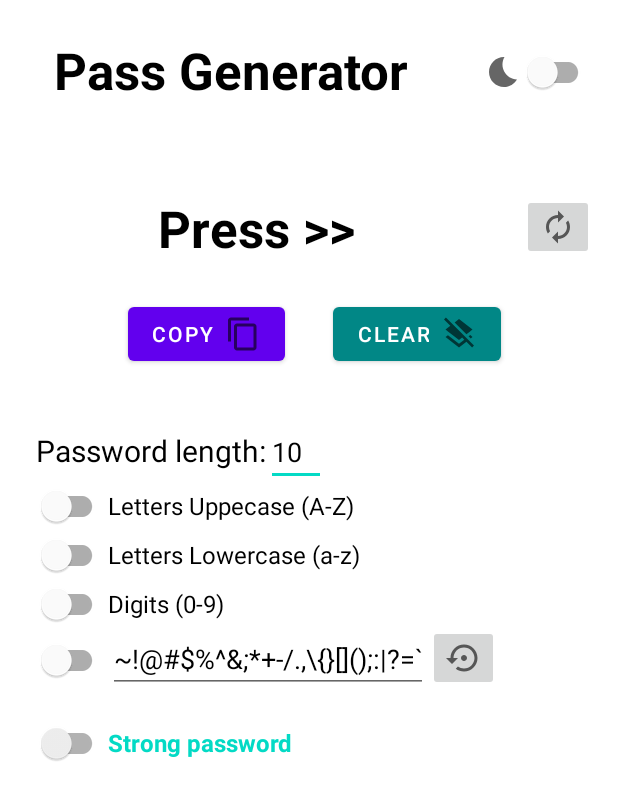
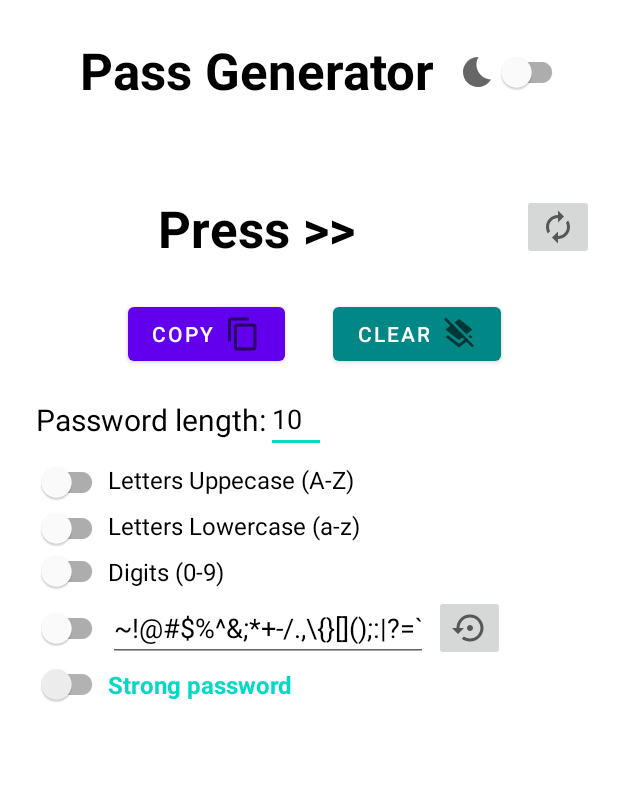
Before and after one commit to gustavodahora/pass-generator, an Android app: the layout activity_main.xml on its own in the app's theme, with its tools: preview values and no code run, on a phone screen of 412 x 824 dp. Shown: the top 800 px of the screen. Run offline under Robolectric (Android 15) with nearby library versions, the phone set to English and light mode, and no system bars.

Commit message:
Adding a new layout for main using constraint layout

```diff
--- a/app/build.gradle
+++ b/app/build.gradle
@@ -33,6 +33,9 @@ android {
     viewBinding {
         enabled = true
     }
+    defaultConfig{
+        vectorDrawables.useSupportLibrary = true
+    }
 }
 
 dependencies {
--- a/app/src/main/java/com/example/passgenerator/MainActivity.kt
+++ b/app/src/main/java/com/example/passgenerator/MainActivity.kt
@@ -133,7 +133,7 @@ class MainActivity : AppCompatActivity() {
     }
 
     fun setAllParameters() {
-        length = binding.passwordLenght.text.toString().toInt()
+        length = binding.passLength.text.toString().toInt()
         checkedUpper = binding.switchUpper.isChecked
         checkedLower = binding.switchLower.isChecked
         checkedDigits = binding.switchDigits.isChecked
--- a/app/src/main/res/layout/activity_main.xml
+++ b/app/src/main/res/layout/activity_main.xml
@@ -7,6 +7,34 @@
     android:layout_height="match_parent"
     tools:context=".MainActivity">
 
+    <TextView
+        android:id="@+id/app_title"
+        android:layout_width="wrap_content"
+        android:layout_height="wrap_content"
+        android:layout_marginStart="36dp"
+        android:layout_marginLeft="36dp"
+        android:layout_marginTop="24dp"
+        android:text="@string/app_name"
+        android:textColor="?android:attr/textColorPrimary"
+        android:textSize="34sp"
+        android:textStyle="bold"
+        app:layout_constraintStart_toStartOf="parent"
+        app:layout_constraintEnd_toStartOf="@+id/darkTheme"
+        app:layout_constraintTop_toTopOf="parent" />
+
+    <com.google.android.material.switchmaterial.SwitchMaterial
+        android:id="@+id/darkTheme"
+        android:layout_width="wrap_content"
+        android:layout_height="wrap_content"
+        android:layout_marginTop="24dp"
+        android:layout_marginEnd="16dp"
+        android:layout_marginRight="16dp"
+        android:drawableLeft="@drawable/ic_baseline_bedtime_24"
+        android:onClick="theme"
+        app:layout_constraintEnd_toEndOf="parent"
+        app:layout_constraintTop_toTopOf="parent"
+        app:layout_constraintStart_toEndOf="@id/app_title"
+        android:drawableStart="@drawable/ic_baseline_bedtime_24" />
 
     <ImageButton
         android:id="@+id/imageButton"
@@ -17,7 +45,8 @@
         android:onClick="randomPass"
         app:layout_constraintEnd_toEndOf="parent"
         app:layout_constraintTop_toTopOf="@+id/passwordText"
-        app:srcCompat="@drawable/ic_baseline_autorenew_24" />
+        app:srcCompat="@drawable/ic_baseline_autorenew_24"
+        android:contentDescription="@string/get_a_new_password" />
 
     <Button
         android:id="@+id/copy"
@@ -27,12 +56,12 @@
         android:layout_marginEnd="16dp"
         android:layout_marginRight="16dp"
         android:layout_weight="1"
+        android:drawableEnd="@drawable/ic_baseline_content_copy_24"
         android:drawableRight="@drawable/ic_baseline_content_copy_24"
         android:onClick="copy"
         android:text="@string/copy"
         app:layout_constraintEnd_toStartOf="@+id/guideline3"
-        app:layout_constraintTop_toBottomOf="@+id/passwordText"
-        android:drawableEnd="@drawable/ic_baseline_content_copy_24" />
+        app:layout_constraintTop_toBottomOf="@+id/passwordText" />
 
     <Button
         android:id="@+id/clear"
@@ -49,7 +78,8 @@
         android:textColorLink="@color/teal_700"
         app:backgroundTint="@color/teal_700"
         app:layout_constraintStart_toStartOf="@+id/guideline3"
-        app:layout_constraintTop_toBottomOf="@+id/passwordText" />
+        app:layout_constraintTop_toBottomOf="@+id/passwordText"
+        android:drawableEnd="@drawable/ic_baseline_layers_clear_24" />
 
     <TextView
         android:id="@+id/passwordText"
@@ -66,32 +96,10 @@
         app:layout_constraintStart_toStartOf="parent"
         app:layout_constraintTop_toBottomOf="@+id/app_title" />
 
-    <TextView
-        android:id="@+id/app_title"
-        android:layout_width="wrap_content"
-        android:layout_height="wrap_content"
-        android:layout_marginStart="36dp"
-        android:layout_marginLeft="36dp"
-        android:layout_marginTop="24dp"
-        android:text="@string/app_name"
-        android:textColor="?android:attr/textColorPrimary"
-        android:textSize="34sp"
-        android:textStyle="bold"
-        app:layout_constraintStart_toStartOf="parent"
-        app:layout_constraintTop_toTopOf="parent" />
 
 
-    <com.google.android.material.switchmaterial.SwitchMaterial
-        android:id="@+id/darkTheme"
-        android:layout_width="wrap_content"
-        android:layout_height="wrap_content"
-        android:layout_marginTop="24dp"
-        android:layout_marginEnd="16dp"
-        android:layout_marginRight="16dp"
-        android:drawableLeft="@drawable/ic_baseline_bedtime_24"
-        android:onClick="theme"
-        app:layout_constraintEnd_toEndOf="parent"
-        app:layout_constraintTop_toTopOf="parent" />
+
+
 
     <androidx.constraintlayout.widget.Guideline
         android:id="@+id/guideline3"
@@ -100,122 +108,120 @@
         android:orientation="vertical"
         app:layout_constraintGuide_percent="0.5" />
 
-    <ScrollView
-        android:layout_width="0dp"
-        android:layout_height="0dp"
-        android:layout_marginStart="24dp"
-        android:layout_marginLeft="24dp"
-        android:layout_marginTop="32dp"
-        android:layout_marginEnd="24dp"
-        android:layout_marginRight="24dp"
-        app:layout_constraintBottom_toBottomOf="parent"
-        app:layout_constraintEnd_toEndOf="parent"
-        app:layout_constraintStart_toStartOf="parent"
-        app:layout_constraintTop_toBottomOf="@+id/copy">
-
-        <LinearLayout
-            android:layout_width="match_parent"
-            android:layout_height="wrap_content"
-            android:orientation="vertical">
-
-            <LinearLayout
-                android:layout_width="match_parent"
-                android:layout_height="match_parent"
-                android:orientation="horizontal">
-
     <TextView
-                    android:id="@+id/textView"
+        android:id="@+id/password_lenght_label"
         android:layout_width="wrap_content"
         android:layout_height="wrap_content"
-                    android:text="Password length:"
+        android:text="@string/password_length"
         android:textColor="?android:attr/textColorPrimary"
-                    android:textSize="20sp" />
+        android:textSize="20sp"
+        android:layout_marginLeft="24dp"
+        app:layout_constraintTop_toTopOf="@+id/pass_length"
+        app:layout_constraintBottom_toBottomOf="@id/pass_length"
+        app:layout_constraintStart_toStartOf="parent"
+        app:layout_constraintEnd_toStartOf="@+id/pass_length"
+        android:layout_marginStart="24dp" />
 
     <EditText
-                    android:id="@+id/password_lenght"
+        android:id="@+id/pass_length"
         android:layout_width="40dp"
         android:layout_height="wrap_content"
         android:ems="10"
         android:inputType="number"
         android:maxLength="2"
-                    android:text="@string/_10" />
-            </LinearLayout>
-
-            <LinearLayout
-                android:layout_width="match_parent"
-                android:layout_height="match_parent"
-                android:orientation="horizontal">
+        android:text="@string/_10"
+        app:layout_constraintStart_toEndOf="@+id/password_lenght_label"
+        app:layout_constraintTop_toBottomOf="@+id/copy"
+        android:layout_marginTop="10dp"
+        android:autofillHints="@string/_10"
+        android:hint="@string/length_of_characters"/>
 
     <com.google.android.material.switchmaterial.SwitchMaterial
         android:id="@+id/switch_upper"
         android:layout_width="wrap_content"
         android:layout_height="20dp"
-                    android:onClick="strongPassword" />
+        android:onClick="strongPassword"
+        app:layout_constraintTop_toTopOf="@+id/switch_uppercase_label"
+        app:layout_constraintBottom_toBottomOf="@id/switch_uppercase_label"
+        app:layout_constraintStart_toStartOf="parent"
+        android:layout_marginLeft="24dp"
+        android:layout_marginTop="4dp"
+        android:layout_marginStart="24dp"
+        app:layout_constraintEnd_toStartOf="@+id/switch_uppercase_label"
+        />
 
     <TextView
-                    android:id="@+id/textView3"
+        android:id="@+id/switch_uppercase_label"
         android:layout_width="wrap_content"
         android:layout_height="wrap_content"
-                    android:text="Letters Uppecase (A-Z)"
+        android:text="@string/letters_uppercase_a_z"
         android:textColor="?android:attr/textColorPrimary"
-                    android:textSize="16sp" />
-
-            </LinearLayout>
-
-            <LinearLayout
-                android:layout_width="match_parent"
-                android:layout_height="match_parent"
-                android:layout_marginTop="5dp"
-                android:orientation="horizontal">
+        android:textSize="16sp"
+        app:layout_constraintTop_toBottomOf="@+id/password_lenght_label"
+        app:layout_constraintStart_toEndOf="@id/switchLower"
+        android:layout_marginTop="15dp"/>
 
     <com.google.android.material.switchmaterial.SwitchMaterial
         android:id="@+id/switchLower"
         android:layout_width="wrap_content"
         android:layout_height="20dp"
-                    android:onClick="strongPassword" />
+        android:onClick="strongPassword"
+        app:layout_constraintTop_toTopOf="@+id/letters_lowercase_label"
+        app:layout_constraintBottom_toBottomOf="@id/letters_lowercase_label"
+        app:layout_constraintEnd_toStartOf="@+id/letters_lowercase_label"
+        app:layout_constraintStart_toStartOf="parent"
+        android:layout_marginLeft="24dp"
+        android:layout_marginTop="4dp"
+        android:layout_marginStart="24dp" />
 
     <TextView
-                    android:id="@+id/textView4"
+        android:id="@+id/letters_lowercase_label"
         android:layout_width="wrap_content"
         android:layout_height="wrap_content"
         android:text="@string/letters_lowercase_a_z"
         android:textColor="?android:attr/textColorPrimary"
-                    android:textSize="16sp" />
+        android:textSize="16sp"
+        app:layout_constraintTop_toBottomOf="@+id/switch_upper"
+        app:layout_constraintStart_toEndOf="@id/switchLower"
+        android:layout_marginTop="4dp"
+        />
 
-            </LinearLayout>
-
-            <LinearLayout
-                android:layout_width="match_parent"
-                android:layout_height="match_parent"
-                android:layout_marginTop="5dp"
-                android:orientation="horizontal">
 
     <com.google.android.material.switchmaterial.SwitchMaterial
         android:id="@+id/switchDigits"
         android:layout_width="wrap_content"
         android:layout_height="20dp"
-                    android:onClick="strongPassword" />
+        android:onClick="strongPassword"
+        app:layout_constraintTop_toTopOf="@+id/digits_label"
+        app:layout_constraintBottom_toBottomOf="@id/digits_label"
+        app:layout_constraintEnd_toStartOf="@+id/digits_label"
+        app:layout_constraintStart_toStartOf="parent"
+        android:layout_marginLeft="24dp"
+        android:layout_marginStart="24dp"
+        />
 
     <TextView
-                    android:id="@+id/textView5"
+        android:id="@+id/digits_label"
         android:layout_width="wrap_content"
         android:layout_height="wrap_content"
-                    android:text="Digits (0-9)"
+        android:text="@string/digits_0_9"
         android:textColor="?android:attr/textColorPrimary"
-                    android:textSize="16sp" />
-
-            </LinearLayout>
-
-            <LinearLayout
-                android:layout_width="match_parent"
-                android:layout_height="match_parent"
-                android:orientation="horizontal">
+        android:textSize="16sp"
+        app:layout_constraintTop_toBottomOf="@+id/switchLower"
+        app:layout_constraintStart_toEndOf="@id/switchLower"
+        android:layout_marginTop="4dp"/>
 
     <com.google.android.material.switchmaterial.SwitchMaterial
         android:id="@+id/switchSpecial"
         android:layout_width="wrap_content"
         android:layout_height="20dp"
-                    android:onClick="strongPassword" />
+        android:onClick="strongPassword"
+        app:layout_constraintTop_toTopOf="@+id/special"
+        app:layout_constraintStart_toStartOf="parent"
+        app:layout_constraintEnd_toStartOf="@+id/special"
+        android:layout_marginLeft="24dp"
+        android:layout_marginStart="24dp"
+        app:layout_constraintBottom_toBottomOf="@id/special"/>
 
     <EditText
         android:id="@+id/special"
@@ -223,28 +229,40 @@
         android:layout_height="wrap_content"
         android:ems="10"
         android:inputType="textPersonName"
-                    android:text="@string/amp" />
+        android:text="@string/amp"
+        app:layout_constraintTop_toBottomOf="@+id/digits_label"
+        app:layout_constraintStart_toEndOf="@id/switchSpecial"
+        app:layout_constraintEnd_toStartOf="@+id/restore_special"
+        android:layout_marginTop="4dp"
+        android:hint="@string/special_characters_selected"
+        android:autofillHints="@string/special_characters_selected" />
 
     <ImageButton
-                    android:id="@+id/imageButton2"
+        android:id="@+id/restore_special"
         android:layout_width="47dp"
         android:layout_height="44dp"
         android:onClick="resetSpecialCharacters"
-                    app:srcCompat="@drawable/ic_baseline_settings_backup_restore_24" />
-            </LinearLayout>
+        app:srcCompat="@drawable/ic_baseline_settings_backup_restore_24"
+        app:layout_constraintTop_toTopOf="@id/special"
+        app:layout_constraintStart_toEndOf="@id/special"
+        app:layout_constraintBottom_toBottomOf="@+id/special"
+        android:layout_marginLeft="4dp"
+        android:layout_marginStart="4dp"
+        android:contentDescription="@string/restore_text_special" />
 
-            <LinearLayout
-                android:layout_width="match_parent"
-                android:layout_height="match_parent"
-                android:layout_marginTop="20dp"
-                android:orientation="horizontal">
 
     <com.google.android.material.switchmaterial.SwitchMaterial
         android:id="@+id/force_use"
         android:layout_width="wrap_content"
         android:layout_height="20dp"
         android:onClick="strongPassword"
-                    android:theme="@style/BrandedSwitch" />
+        android:theme="@style/BrandedSwitch"
+        app:layout_constraintTop_toTopOf="@+id/force_use_label"
+        app:layout_constraintStart_toStartOf="parent"
+        app:layout_constraintBottom_toBottomOf="@+id/force_use_label"
+        app:layout_constraintEnd_toStartOf="@+id/force_use_label"
+        android:layout_marginLeft="24dp"
+        android:layout_marginStart="24dp" />
 
     <TextView
         android:id="@+id/force_use_label"
@@ -253,11 +271,9 @@
         android:text="@string/strong_password"
         android:textColor="@color/teal_200"
         android:textSize="16sp"
-                    android:textStyle="bold" />
-
-            </LinearLayout>
-        </LinearLayout>
-    </ScrollView>
-
+        android:textStyle="bold"
+        app:layout_constraintTop_toBottomOf="@+id/special"
+        app:layout_constraintStart_toEndOf="@id/force_use"
+        android:layout_marginTop="4dp"/>
 
 </androidx.constraintlayout.widget.ConstraintLayout>
--- a/app/src/main/res/values/strings.xml
+++ b/app/src/main/res/values/strings.xml
@@ -7,4 +7,11 @@
     <string name="letters_lowercase_a_z">Letters Lowercase (a-z)</string>
     <string name="amp"><![CDATA[~!@#$%^&;*+-/.,\\{}[]();:|?=`]]></string>
     <string name="strong_password">Strong password</string>
+    <string name="password_length">Password length:</string>
+    <string name="letters_uppercase_a_z">Letters Uppecase (A-Z)</string>
+    <string name="digits_0_9">Digits (0-9)</string>
+    <string name="restore_text_special">Restore text special</string>
+    <string name="get_a_new_password">Get a new password</string>
+    <string name="length_of_characters">Length of characters</string>
+    <string name="special_characters_selected">special characters selected</string>
 </resources>
```
Lines whose indentation alone changed are shown as unchanged.
